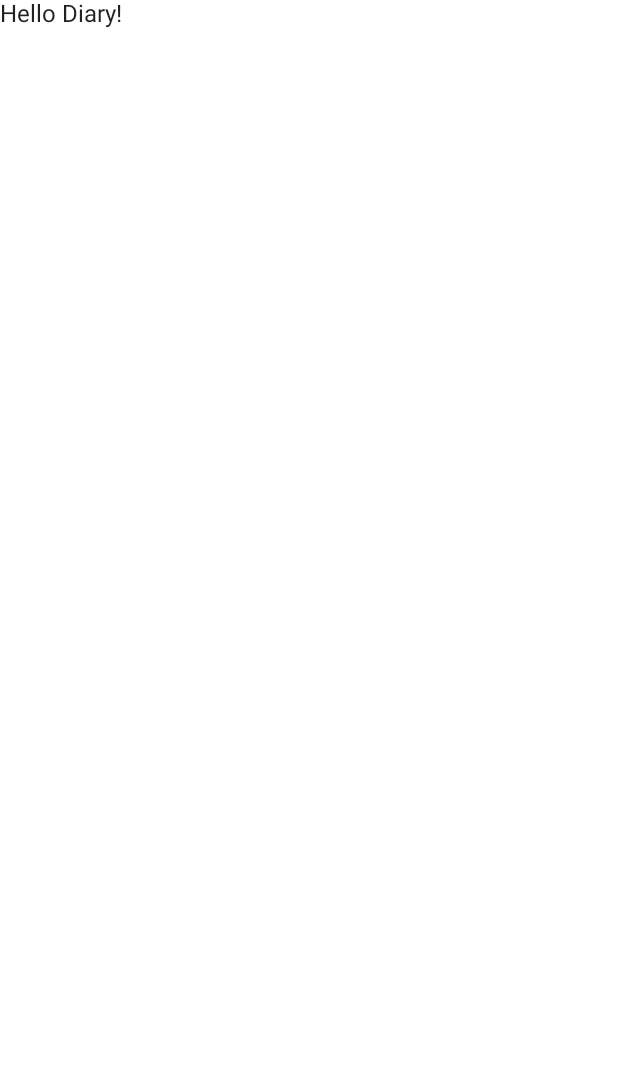
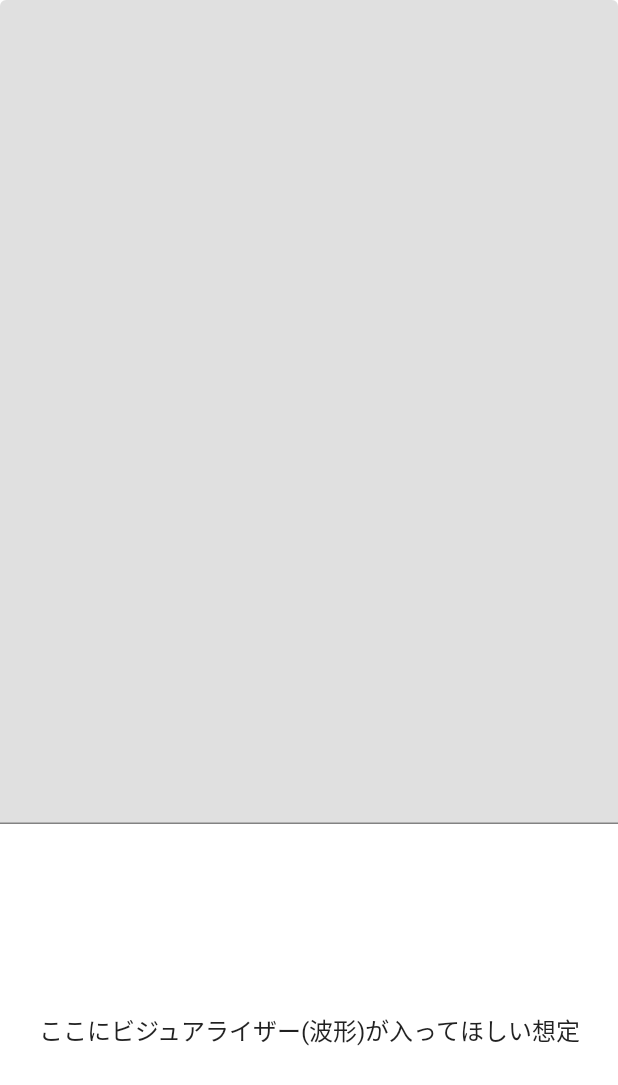
Before and after one commit to nnsnico/Keywd, an Android app built with Jetpack Compose: the diary screen opened through its navigation route, on a phone screen of 412 x 824 dp. Before the commit the part shown is almost empty. Shown: the top 1085 px of the screen. Run offline under Robolectric (Android 15) with nearby library versions, the phone set to English and light mode, and no system bars.

Commit message:
Add TextField to AddDiary screnn

```diff
--- a/app/src/main/AndroidManifest.xml
+++ b/app/src/main/AndroidManifest.xml
@@ -2,6 +2,9 @@
 <manifest xmlns:android="http://schemas.android.com/apk/res/android"
     xmlns:tools="http://schemas.android.com/tools"
     package="net.nns.keywd">
+
+    <uses-permission android:name="android.permission.RECORD_AUDIO" />
+    <uses-permission android:name="android.permission.INTERNET" />
 
     <application
         android:allowBackup="true"
--- a/app/src/main/java/net/nns/keywd/ui/screen/adddiary/AddDiary.kt
+++ b/app/src/main/java/net/nns/keywd/ui/screen/adddiary/AddDiary.kt
@@ -1,14 +1,148 @@
 package net.nns.keywd.ui.screen.adddiary
 
+import android.Manifest
+import android.content.res.Configuration
+import androidx.compose.foundation.layout.Box
+import androidx.compose.foundation.layout.Column
+import androidx.compose.foundation.layout.fillMaxSize
+import androidx.compose.foundation.layout.fillMaxWidth
 import androidx.compose.foundation.layout.padding
 import androidx.compose.material.Scaffold
+import androidx.compose.material.Text
+import androidx.compose.material.TextField
 import androidx.compose.runtime.Composable
+import androidx.compose.runtime.DisposableEffect
+import androidx.compose.runtime.getValue
+import androidx.compose.runtime.mutableStateOf
+import androidx.compose.runtime.remember
+import androidx.compose.runtime.setValue
+import androidx.compose.ui.Alignment
 import androidx.compose.ui.Modifier
-import net.nns.keywd.Greeting
+import androidx.compose.ui.platform.LocalLifecycleOwner
+import androidx.compose.ui.text.style.TextOverflow
+import androidx.compose.ui.tooling.preview.Preview
+import androidx.compose.ui.unit.dp
+import androidx.lifecycle.Lifecycle
+import androidx.lifecycle.LifecycleEventObserver
+import androidx.lifecycle.LifecycleOwner
+import com.google.accompanist.permissions.ExperimentalPermissionsApi
+import com.google.accompanist.permissions.PermissionStatus
+import com.google.accompanist.permissions.isGranted
+import com.google.accompanist.permissions.rememberPermissionState
+import net.nns.keywd.ui.theme.KeywdTheme
 
+@OptIn(ExperimentalPermissionsApi::class)
 @Composable
-fun AddDiary() {
-    Scaffold {
-        Greeting(name = "Diary", modifier = Modifier.padding(it))
+fun AddDiary(
+    modifier: Modifier = Modifier,
+    lifecycleOwner: LifecycleOwner = LocalLifecycleOwner.current,
+) {
+    val permissionState = rememberPermissionState(permission = Manifest.permission.RECORD_AUDIO)
+
+    DisposableEffect(lifecycleOwner) {
+        val observer = LifecycleEventObserver { _, event ->
+            if (event == Lifecycle.Event.ON_CREATE) {
+                // check permission for the first time
+                if (!permissionState.status.isGranted) {
+                    permissionState.launchPermissionRequest()
+                }
+            }
+        }
+
+        lifecycleOwner.lifecycle.addObserver(observer)
+
+        onDispose {
+            lifecycleOwner.lifecycle.removeObserver(observer)
+        }
+    }
+
+    AddDiaryComponent(permissionState.status, modifier = modifier)
+}
+
+@OptIn(ExperimentalPermissionsApi::class)
+@Composable
+private fun AddDiaryComponent(
+    status: PermissionStatus,
+    modifier: Modifier = Modifier,
+    initSpeechContent: String = "",
+) {
+    var speechContent by remember { mutableStateOf(initSpeechContent) }
+
+    Scaffold(
+        modifier = modifier,
+    ) {
+        Column(
+            modifier = Modifier.padding(it),
+        ) {
+            TextField(
+                modifier = Modifier
+                    .fillMaxWidth()
+                    .weight(2f),
+                value = speechContent,
+                onValueChange = { text -> speechContent = text },
+            )
+            Box(
+                modifier = Modifier
+                    .fillMaxSize()
+                    .weight(1f),
+                contentAlignment = Alignment.Center,
+            ) {
+                AudioVisualizer(status = status)
+            }
+        }
     }
 }
+
+@OptIn(ExperimentalPermissionsApi::class)
+@Composable
+private fun AudioVisualizer(status: PermissionStatus) {
+    if (status.isGranted) {
+        Text(
+            modifier = Modifier.padding(horizontal = 8.dp),
+            maxLines = 1,
+            overflow = TextOverflow.Ellipsis,
+            text = "ここにビジュアライザー(波形)が入ってほしい想定",
+        )
+    } else {
+        Text(
+            modifier = Modifier.padding(horizontal = 8.dp),
+            maxLines = 1,
+            overflow = TextOverflow.Ellipsis,
+            text = "音声の権限が許可されていません",
+        )
+    }
+}
+
+@OptIn(ExperimentalPermissionsApi::class)
+@Preview(showSystemUi = true)
+@Preview(name = "Dark Mode", uiMode = Configuration.UI_MODE_NIGHT_YES, showSystemUi = true)
+@Composable
+fun AddDiaryPreview() {
+    val status = PermissionStatus.Granted
+    KeywdTheme {
+        AddDiaryComponent(
+            status,
+            initSpeechContent = "hogehogehogehogehogehogehogehogehogehogehogehogehogehogehogehogehogehoge",
+        )
+    }
+}
+
+@OptIn(ExperimentalPermissionsApi::class)
+@Preview
+@Composable
+fun AudioVisualizerPreview() {
+    val status = PermissionStatus.Granted
+    KeywdTheme {
+        AudioVisualizer(status = status)
+    }
+}
+
+@OptIn(ExperimentalPermissionsApi::class)
+@Preview
+@Composable
+fun AudioVisualizerDeniedPreview() {
+    val status = PermissionStatus.Denied(false)
+    KeywdTheme {
+        AudioVisualizer(status = status)
+    }
+}
```
Also changed, not shown: app/build.gradle (+8 -0 lines).
